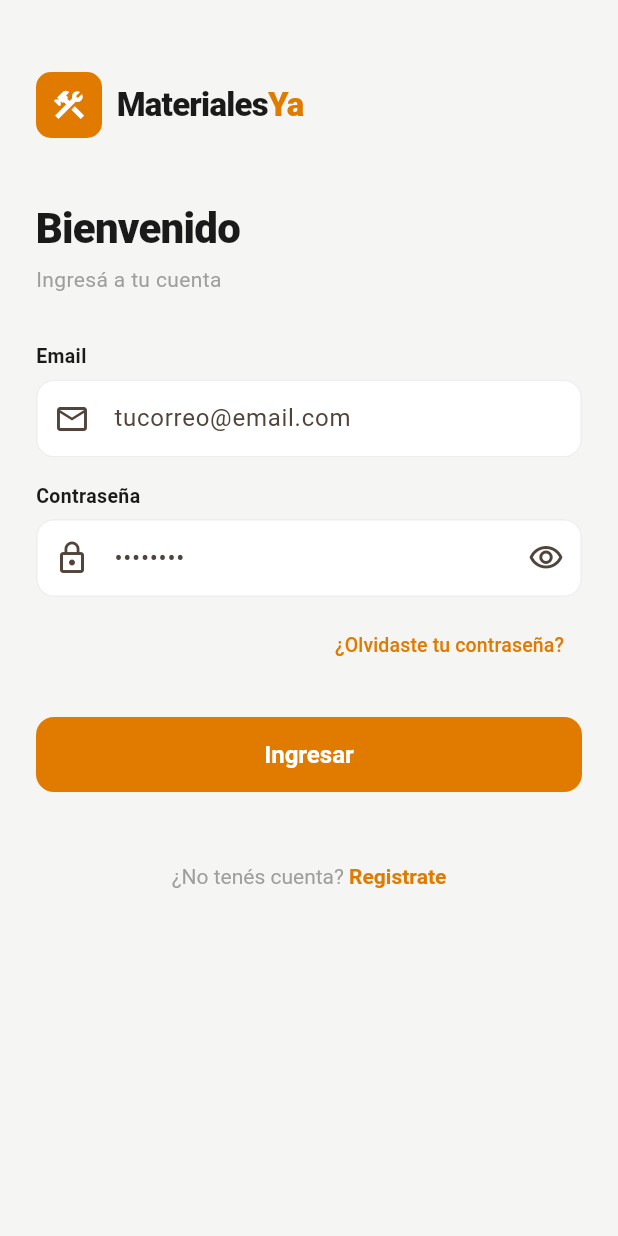
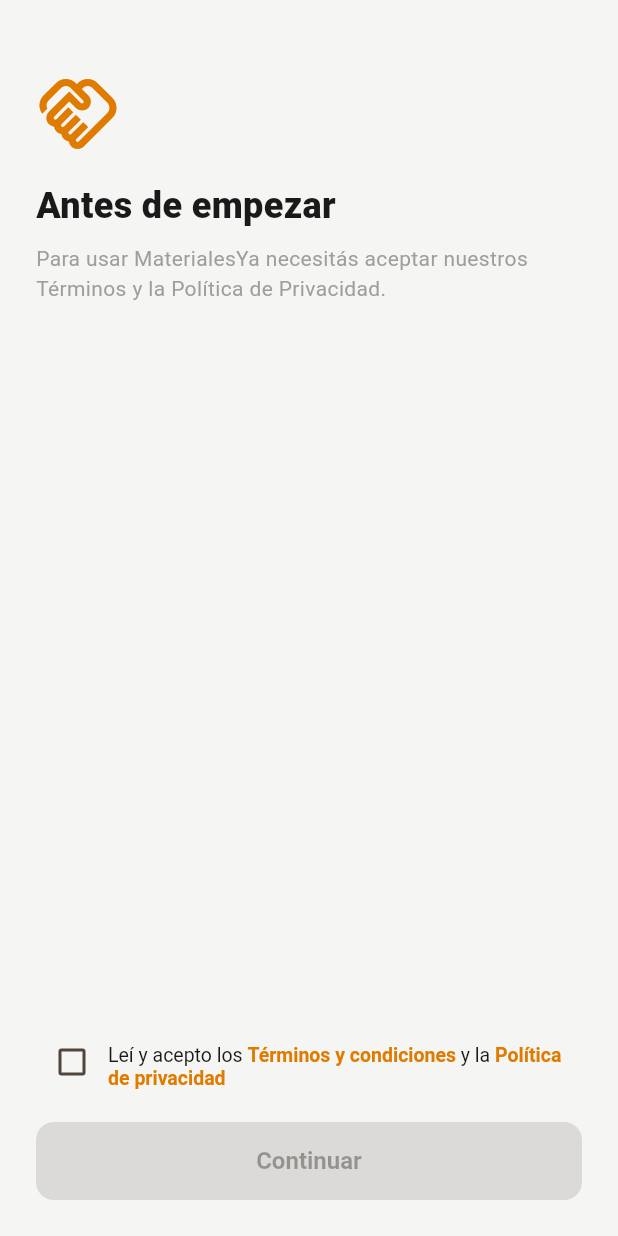
Before and after one commit to lihueltinari-afk/materialesya-cliente, a Flutter app: the screen it shows after launch, on a phone screen of 412 x 824 dp. Run offline on Flutter 3.47's test engine with Material 3 defaults, Android fonts, the phone set to English and light mode, and no system bars; our stand-ins replace cached_network_image, file_picker, firebase_core, firebase_messaging, flutter_map, geolocator and 2 more; accounts and stored records are empty; network calls fail.

Commit message:
Imagenes cacheadas, gate de terminos en primer uso
- cached_network_image en home_screen, comercio_screen, producto_detalle_screen
  (se encontro que las fotos de producto nunca se mostraban, solo un icono - corregido)
- aceptar_terminos_screen.dart: checkbox obligatorio antes de Login/Home, una sola vez
  por instalacion (antes solo se pedia al registrarse)
- soporte.dart: numero de WhatsApp real cargado

```diff
--- /dev/null
+++ b/lib/screens/aceptar_terminos_screen.dart
@@ -0,0 +1,83 @@
+// Gate de primer uso: antes de poder usar la app (sea para registrarse o para entrar con una
+// cuenta ya creada en otro dispositivo), hay que aceptar Términos y Privacidad una vez por
+// instalación. Se guarda un flag en SharedPreferences para no volver a mostrarlo.
+import 'package:flutter/material.dart';
+import 'package:flutter/gestures.dart';
+import 'package:shared_preferences/shared_preferences.dart';
+import '../theme.dart';
+import '../legal_texts.dart';
+import 'legal_screen.dart';
+
+const String _kFlagTerminosAceptados = 'terminos_aceptados_v1';
+
+Future<bool> terminosYaAceptados() async {
+  final prefs = await SharedPreferences.getInstance();
+  return prefs.getBool(_kFlagTerminosAceptados) ?? false;
+}
+
+class AceptarTerminosScreen extends StatefulWidget {
+  final Widget destino;
+  const AceptarTerminosScreen({super.key, required this.destino});
+  @override
+  State<AceptarTerminosScreen> createState() => _AceptarTerminosScreenState();
+}
+
+class _AceptarTerminosScreenState extends State<AceptarTerminosScreen> {
+  bool _acepta = false;
+
+  Future<void> _continuar() async {
+    if (!_acepta) return;
+    final prefs = await SharedPreferences.getInstance();
+    await prefs.setBool(_kFlagTerminosAceptados, true);
+    if (!mounted) return;
+    Navigator.pushReplacement(context, MaterialPageRoute(builder: (_) => widget.destino));
+  }
+
+  @override
+  Widget build(BuildContext context) {
+    return Scaffold(
+      backgroundColor: kBgPage,
+      body: SafeArea(
+        child: Padding(
+          padding: const EdgeInsets.all(24),
+          child: Column(crossAxisAlignment: CrossAxisAlignment.start, children: [
+            const SizedBox(height: 24),
+            const Icon(Icons.handshake_outlined, size: 56, color: kAmber),
+            const SizedBox(height: 16),
+            const Text('Antes de empezar', style: TextStyle(fontSize: 24, fontWeight: FontWeight.w900, color: kTextDark)),
+            const SizedBox(height: 8),
+            const Text('Para usar MaterialesYa necesitás aceptar nuestros Términos y la Política de Privacidad.',
+              style: TextStyle(fontSize: 14, color: Colors.grey)),
+            const Spacer(),
+            Row(crossAxisAlignment: CrossAxisAlignment.start, children: [
+              Checkbox(value: _acepta, onChanged: (v) => setState(() => _acepta = v ?? false), activeColor: kAmber),
+              Expanded(child: Padding(
+                padding: const EdgeInsets.only(top: 12),
+                child: RichText(text: TextSpan(
+                  style: const TextStyle(fontSize: 13, color: kTextDark),
+                  children: [
+                    const TextSpan(text: 'Leí y acepto los '),
+                    TextSpan(text: 'Términos y condiciones', style: const TextStyle(color: kAmber, fontWeight: FontWeight.w700),
+                      recognizer: TapGestureRecognizer()..onTap = () => Navigator.push(context, MaterialPageRoute(builder: (_) => const LegalScreen(titulo: 'Términos y condiciones', texto: terminosCliente)))),
+                    const TextSpan(text: ' y la '),
+                    TextSpan(text: 'Política de privacidad', style: const TextStyle(color: kAmber, fontWeight: FontWeight.w700),
+                      recognizer: TapGestureRecognizer()..onTap = () => Navigator.push(context, MaterialPageRoute(builder: (_) => const LegalScreen(titulo: 'Política de privacidad', texto: politicaPrivacidad)))),
+                  ],
+                )),
+              )),
+            ]),
+            const SizedBox(height: 16),
+            SizedBox(
+              width: double.infinity, height: 52,
+              child: ElevatedButton(
+                onPressed: _acepta ? _continuar : null,
+                style: ElevatedButton.styleFrom(backgroundColor: kAmber, foregroundColor: Colors.white, shape: RoundedRectangleBorder(borderRadius: BorderRadius.circular(12))),
+                child: const Text('Continuar', style: TextStyle(fontSize: 16, fontWeight: FontWeight.w700)),
+              ),
+            ),
+          ]),
+        ),
+      ),
+    );
+  }
+}
--- a/lib/soporte.dart
+++ b/lib/soporte.dart
@@ -1,9 +1,7 @@
 // Botón de Ayuda/Soporte: abre WhatsApp con un mensaje prearmado.
-// TODO: reemplazar por el número real de soporte (formato internacional sin '+' ni espacios,
-// ej: 5492610000000 para Argentina). Mientras tanto queda un número de ejemplo.
 import 'package:url_launcher/url_launcher.dart';
 
-const String numeroSoporteWhatsApp = '5492610000000'; // TODO: poner el número real acá
+const String numeroSoporteWhatsApp = '5492604399394';
 
 Future<void> abrirSoporteWhatsApp({String? pedidoId}) async {
   final mensaje = pedidoId != null
--- a/pubspec.yaml
+++ b/pubspec.yaml
@@ -32,6 +32,7 @@
     sdk: flutter
   url_launcher: ^6.3.0
   file_picker: ^8.1.2
+  cached_network_image: ^3.4.1
 
   # The following adds the Cupertino Icons font to your application.
   # Use with the CupertinoIcons class for iOS style icons.
```
Also changed, not shown: lib/screens/comercio_screen.dart (+10 -1 lines), lib/screens/home_screen.dart (+4 -3 lines), lib/screens/producto_detalle_screen.dart (+14 -10 lines), lib/screens/splash_screen.dart (+6 -3 lines), pubspec.lock.
